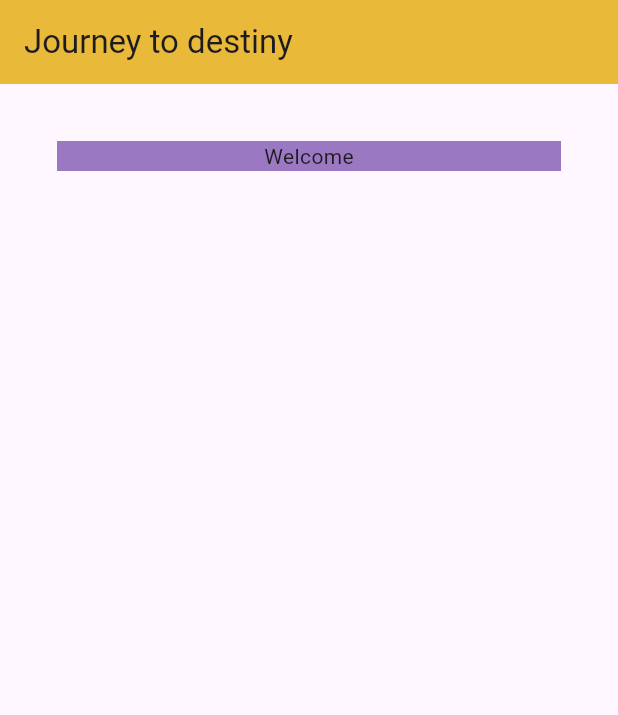
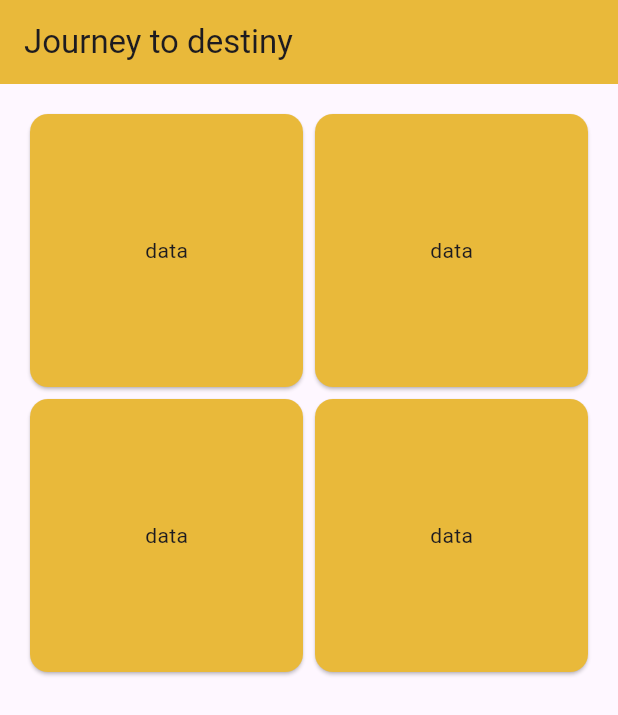
Before and after one commit to yoninani7/Yona_ecommerce, a Flutter app: the screen it shows after launch, on a phone screen of 412 x 824 dp. Shown: the top 715 px of the screen. Run offline on Flutter 3.47's test engine with Material 3 defaults, Android fonts, the phone set to English and light mode, and no system bars.

Commit message:
Update main.dart

```diff
--- a/project1/lib/main.dart
+++ b/project1/lib/main.dart
@@ -16,16 +16,17 @@ class Welcome extends StatelessWidget {
           title: Text('Journey to destiny'),
           backgroundColor: Color(0xFFE9B93A),
         ),
-        body: ListView(
-          children: [
-            Padding(
-              padding: const EdgeInsets.all(38.0),
-              child: Container(
-                color: const Color.fromARGB(255, 155, 120, 194),
-                child: Center(child: Text('Welcome')),
-              ),
-            ),
-          ],
+        body: Padding(
+          padding: const EdgeInsets.all(16.0),
+          child: GridView.count(
+            crossAxisCount: 2,
+            children: List.generate(4, (index) {
+              return Card(
+                color: Color(0xFFE9B93A),
+                child: Center(child: Text('data')),
+              );
+            }),
+          ),
         ),
       ),
     );
```
